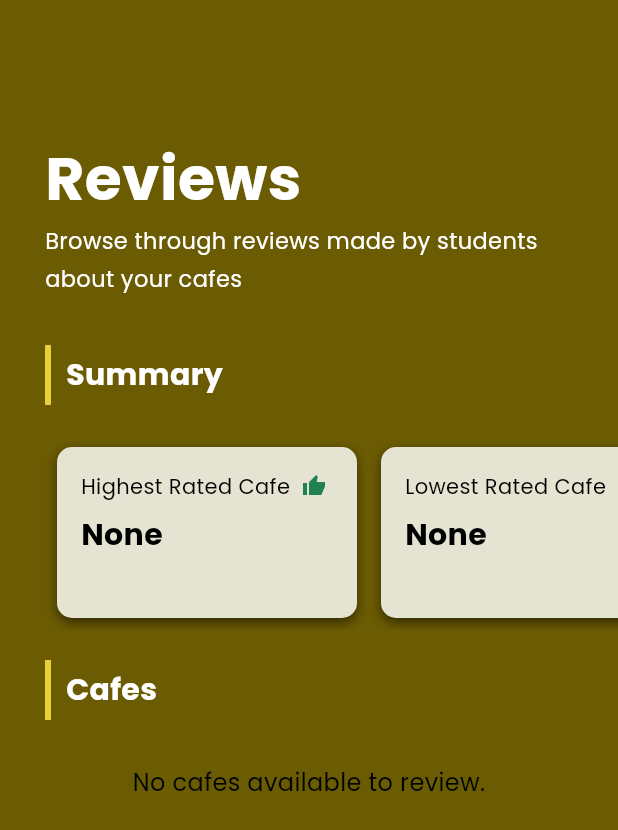
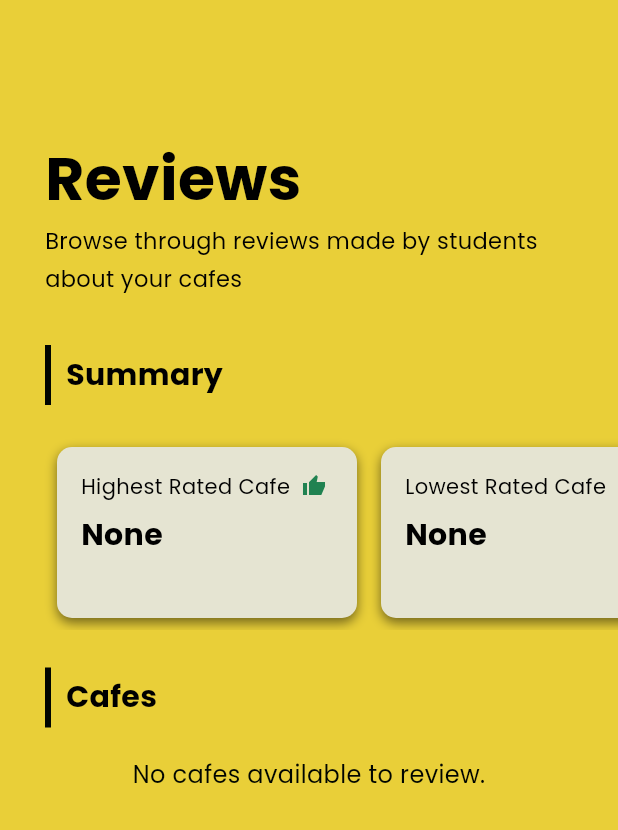
Before and after one commit to shazwydaniel/FYP_UMakan, a Flutter app: the ReviewsPage screen opened directly, on a phone screen of 412 x 824 dp. Shown: the top 830 px of the screen. Run offline on Flutter 3.47's test engine with Material 3 defaults, Android fonts, the phone set to English and light mode, and no system bars; our stand-ins replace cloud_firestore, connectivity_plus, firebase_auth, firebase_core, firebase_storage, flutter_native_splash and 10 more; missing offline and left inert: dart:ffi; accounts and stored records are empty.

Commit message:
BE - Update to Review Page

```diff
--- a/lib/features/vendor/screens/reviews/vendor_reviews.dart
+++ b/lib/features/vendor/screens/reviews/vendor_reviews.dart
@@ -23,15 +23,13 @@ class ReviewsPage extends StatelessWidget {
     vendorController.fetchCafesForVendor(vendorId);
 
     return Scaffold(
-      backgroundColor: dark
-          ? const Color.fromARGB(255, 107, 91, 2)
-          : const Color.fromARGB(255, 107, 91, 2),
+      backgroundColor: dark ? TColors.mustard : TColors.mustard,
       body: SingleChildScrollView(
         child: Column(
           crossAxisAlignment: CrossAxisAlignment.start,
           children: [
             Container(
-              color: const Color.fromARGB(255, 107, 91, 2),
+              color: TColors.mustard,
               height: 230,
               child: Stack(
                 children: [
@@ -43,7 +41,7 @@ class ReviewsPage extends StatelessWidget {
                       style: TextStyle(
                         fontSize: 40,
                         fontWeight: FontWeight.bold,
-                        color: dark ? Colors.white : Colors.white,
+                        color: dark ? Colors.black : Colors.black,
                       ),
                     ),
                   ),
@@ -54,7 +52,7 @@ class ReviewsPage extends StatelessWidget {
                       'Browse through reviews made by students ',
                       style: TextStyle(
                         fontSize: 15,
-                        color: dark ? Colors.white : Colors.white,
+                        color: dark ? Colors.black : Colors.black,
                       ),
                     ),
                   ),
@@ -65,7 +63,7 @@ class ReviewsPage extends StatelessWidget {
                       'about your cafes',
                       style: TextStyle(
                         fontSize: 15,
-                        color: dark ? Colors.white : Colors.white,
+                        color: dark ? Colors.black : Colors.black,
                       ),
                     ),
                   ),
@@ -81,7 +79,7 @@ class ReviewsPage extends StatelessWidget {
                   Container(
                     width: 4,
                     height: 40,
-                    color: TColors.mustard,
+                    color: TColors.textDark,
                   ),
                   const SizedBox(width: 10),
                   Text(
@@ -89,7 +87,7 @@ class ReviewsPage extends StatelessWidget {
                     style: TextStyle(
                       fontSize: 20,
                       fontWeight: FontWeight.bold,
-                      color: dark ? Colors.white : Colors.white,
+                      color: dark ? Colors.black : Colors.black,
                     ),
                   ),
                 ],
@@ -125,7 +123,7 @@ class ReviewsPage extends StatelessWidget {
               ),
             ),
 
-            const SizedBox(height: 20),
+            const SizedBox(height: 25),
 
             Padding(
               padding: const EdgeInsets.only(left: 30, right: 20, bottom: 20),
@@ -135,7 +133,7 @@ class ReviewsPage extends StatelessWidget {
                   Container(
                     width: 4,
                     height: 40,
-                    color: TColors.mustard,
+                    color: TColors.textDark,
                   ),
                   const SizedBox(width: 10),
                   Text(
@@ -143,13 +141,12 @@ class ReviewsPage extends StatelessWidget {
                     style: TextStyle(
                       fontSize: 20,
                       fontWeight: FontWeight.bold,
-                      color: dark ? Colors.white : Colors.white,
+                      color: dark ? Colors.black : Colors.black,
                     ),
                   ),
                 ],
               ),
             ),
-            const SizedBox(height: 10),
 
             // Cafes List Section
             Obx(() {
@@ -176,7 +173,7 @@ class ReviewsPage extends StatelessWidget {
                       return Card(
                         elevation: 5,
                         margin: const EdgeInsets.only(bottom: 16.0),
-                        color: TColors.mustard,
+                        color: TColors.cream,
                         shape: RoundedRectangleBorder(
                           borderRadius: BorderRadius.circular(15),
                         ),
```
Also changed, not shown: lib/features/vendor/screens/reviews/view_reviews.dart (+31 -25 lines).
